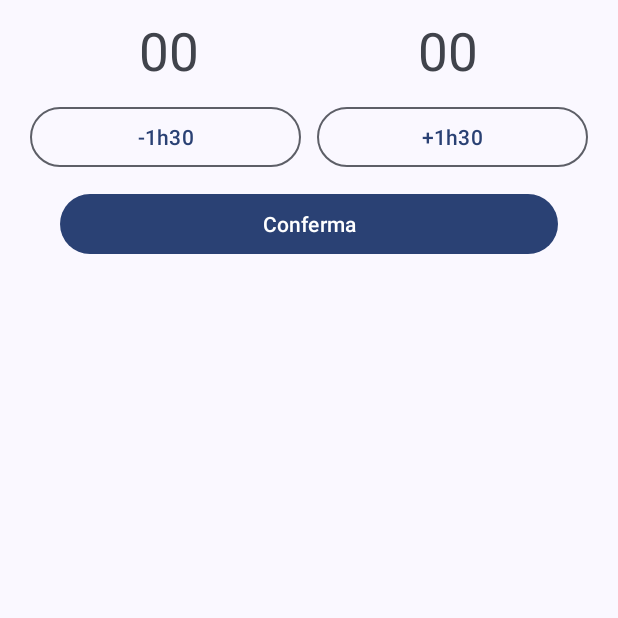
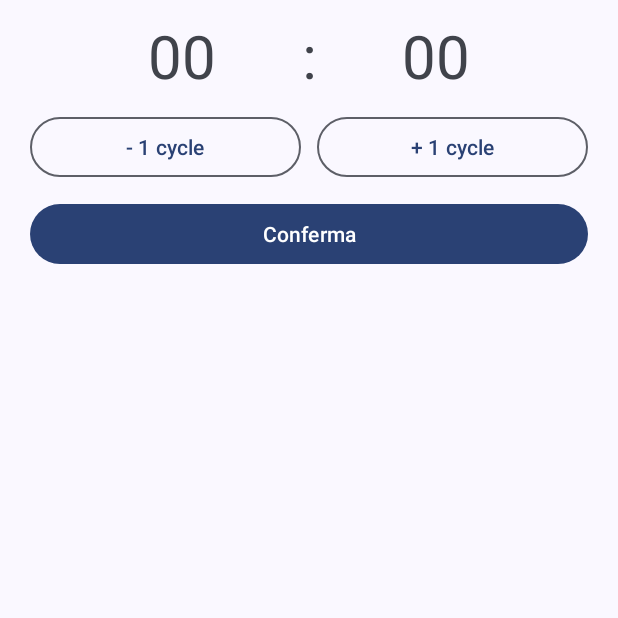
Before and after one commit to MichelangeloDePascale02/NinetyMinutesSleep, an Android app: the fragment AlarmsSetFragment shown on its own in the app's theme, on a phone screen of 412 x 824 dp, the top half of it. Run offline under Robolectric (Android 15) with nearby library versions, the phone set to English and light mode, and no system bars; 2 statements that could not run were skipped.

```diff
--- a/app/src/main/java/com/swdp31plus/ninetyminutessleep/adapters/AlarmsAdapter.java
+++ b/app/src/main/java/com/swdp31plus/ninetyminutessleep/adapters/AlarmsAdapter.java
@@ -69,6 +69,9 @@ public class AlarmsAdapter extends RecyclerView.Adapter<AlarmsAdapter.ViewHolder
     public void removeAll(){
         alarmsList.clear();
     }
+    public void sort() {
+        alarmsList.sort(null);
+    }
 
     public void setOnItemClickListener(OnItemClickListener onItemClickListener) {
         this.onItemClickListener = onItemClickListener;
--- a/app/src/main/res/layout/fragment_alarm_set.xml
+++ b/app/src/main/res/layout/fragment_alarm_set.xml
@@ -24,11 +24,12 @@
         android:layout_marginVertical="10dp">
 
         <TextView
+            android:id="@+id/hours_picker"
             android:layout_width="match_parent"
             android:layout_height="wrap_content"
             android:layout_weight="1"
-            android:gravity="center"
-            android:textSize="35sp"
+            android:gravity="end"
+            android:textSize="40sp"
             android:text="00"/>
 
         <TextView
@@ -36,7 +37,16 @@
             android:layout_height="wrap_content"
             android:layout_weight="1"
             android:gravity="center"
-            android:textSize="35sp"
+            android:textSize="40sp"
+            android:text=":"/>
+
+        <TextView
+            android:id="@+id/minutes_picker"
+            android:layout_width="match_parent"
+            android:layout_height="wrap_content"
+            android:layout_weight="1"
+            android:gravity="start"
+            android:textSize="40sp"
             android:text="00"/>
 
     </LinearLayout>
@@ -56,7 +66,7 @@
             style="@style/Widget.Material3.Button.OutlinedButton"
             android:layout_weight="1"
             android:layout_marginEnd="5dp"
-            android:text="-1h30"/>
+            android:text="- 1 cycle"/>
         <Button
             android:id="@+id/alarmTimePickerPlus"
             android:layout_width="match_parent"
@@ -64,7 +74,7 @@
             style="@style/Widget.Material3.Button.OutlinedButton"
             android:layout_marginStart="5dp"
             android:layout_weight="1"
-            android:text="+1h30"/>
+            android:text="+ 1 cycle"/>
 
     </LinearLayout>
 
@@ -72,7 +82,7 @@
         android:id="@+id/alarmConfirm"
         android:layout_width="match_parent"
         android:layout_height="wrap_content"
-        android:layout_marginHorizontal="40dp"
+        android:layout_marginHorizontal="20dp"
         android:text="Conferma"
         android:layout_marginVertical="10dp"/>
 
```
Also changed, not shown: app/src/main/java/com/swdp31plus/ninetyminutessleep/entities/Alarm.java (+8 -1 lines), app/src/main/java/com/swdp31plus/ninetyminutessleep/ui/main/AlarmListFragment.java (+13 -3 lines), app/src/main/java/com/swdp31plus/ninetyminutessleep/ui/main/dialogs/DialogAddAlarmFragment.java (+86 -9 lines).
